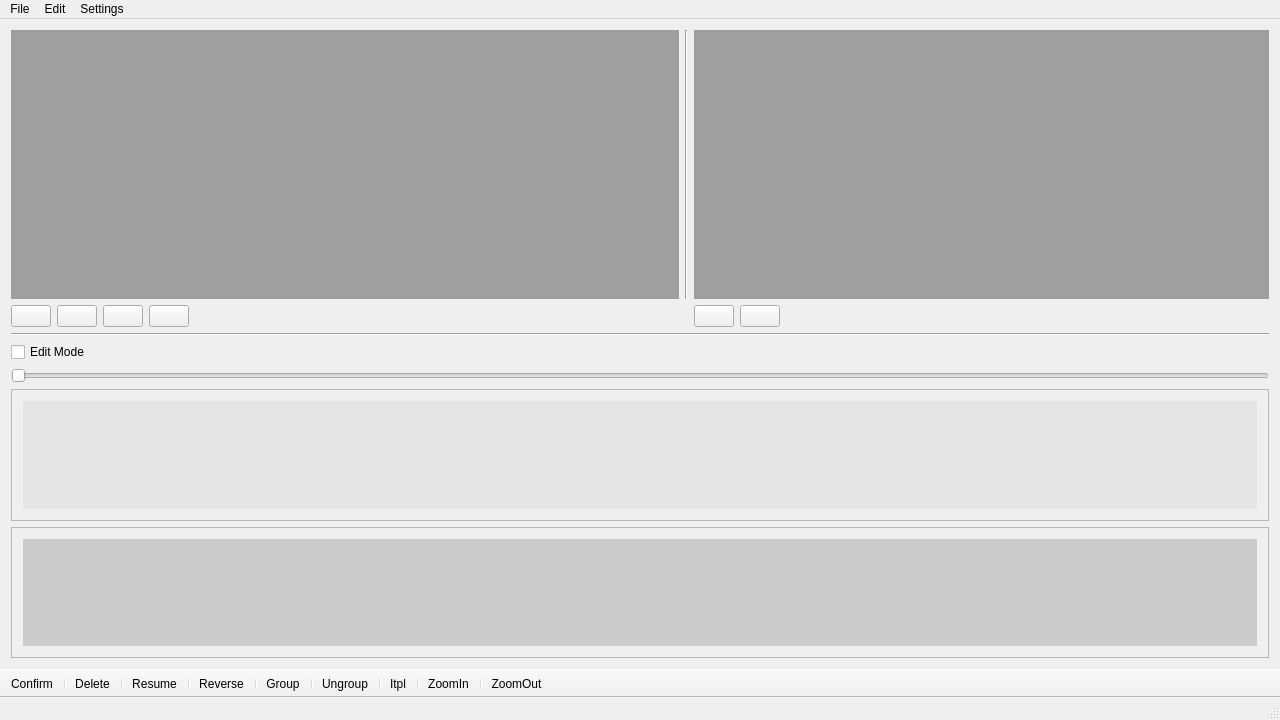
Above: mainwindow.ui from sisi16/stop-motion before the change. Below: the same form after it.
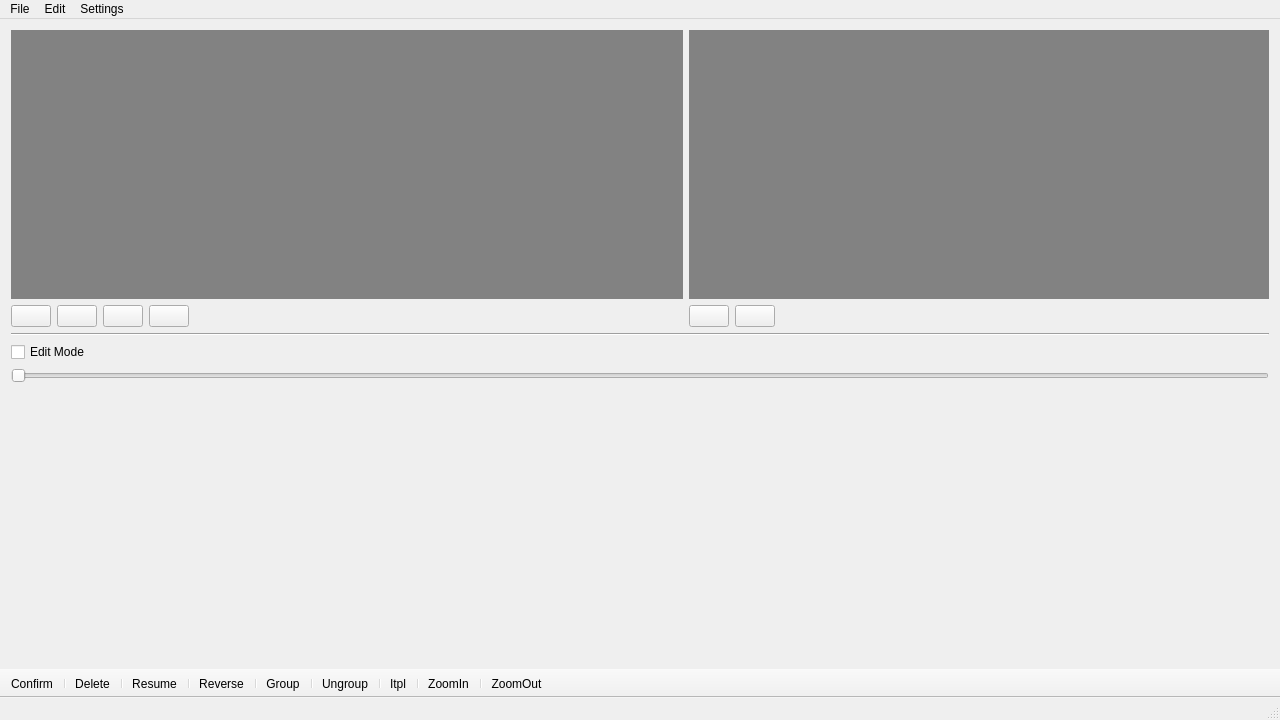
That is the form after the change. Icons and pictures are not drawn.

Commit message: Video widget AlignCenter done...

```diff
--- a/mainwindow.ui
+++ b/mainwindow.ui
@@ -21,35 +21,7 @@
   </property>
   <widget class="QWidget" name="centralWidget">
    <layout class="QGridLayout" name="gridLayout_2">
-    <item row="0" column="3" rowspan="2">
-     <widget class="Line" name="line_2">
-      <property name="orientation">
-       <enum>Qt::Vertical</enum>
-      </property>
-     </widget>
-    </item>
-    <item row="8" column="1" colspan="6">
-     <widget class="Line" name="line_1">
-      <property name="orientation">
-       <enum>Qt::Horizontal</enum>
-      </property>
-     </widget>
-    </item>
-    <item row="0" column="4" rowspan="2" colspan="3">
-     <layout class="QVBoxLayout" name="vLayout_2">
-      <item>
-       <widget class="QLabel" name="bgLabel_2">
-        <property name="styleSheet">
-         <string notr="true">background-color: rgb(159, 159, 159);</string>
-        </property>
-        <property name="text">
-         <string/>
-        </property>
-       </widget>
-      </item>
-     </layout>
-    </item>
-    <item row="11" column="1" colspan="6">
+    <item row="11" column="1" colspan="5">
      <layout class="QGridLayout" name="gridLayout_1">
       <item row="1" column="0">
        <widget class="QSlider" name="timeLineSlider">
@@ -60,7 +32,91 @@
       </item>
      </layout>
     </item>
+    <item row="12" column="1" colspan="5">
+     <widget class="QScrollArea" name="scrollArea_1">
+      <property name="sizePolicy">
+       <sizepolicy hsizetype="Expanding" vsizetype="Minimum">
+        <horstretch>0</horstretch>
+        <verstretch>0</verstretch>
+       </sizepolicy>
+      </property>
+      <property name="frameShape">
+       <enum>QFrame::NoFrame</enum>
+      </property>
+      <property name="widgetResizable">
+       <bool>true</bool>
+      </property>
+      <widget class="QWidget" name="scrollAreaWidgetContents_1">
+       <property name="geometry">
+        <rect>
+         <x>0</x>
+         <y>0</y>
+         <width>1262</width>
+         <height>104</height>
+        </rect>
+       </property>
+       <layout class="QGridLayout" name="gridLayout"/>
+      </widget>
+     </widget>
+    </item>
+    <item row="13" column="1" colspan="5">
+     <widget class="QScrollArea" name="scrollArea_2">
+      <property name="sizePolicy">
+       <sizepolicy hsizetype="Expanding" vsizetype="Minimum">
+        <horstretch>0</horstretch>
+        <verstretch>0</verstretch>
+       </sizepolicy>
+      </property>
+      <property name="frameShape">
+       <enum>QFrame::NoFrame</enum>
+      </property>
+      <property name="widgetResizable">
+       <bool>true</bool>
+      </property>
+      <widget class="QWidget" name="scrollAreaWidgetContents_2">
+       <property name="geometry">
+        <rect>
+         <x>0</x>
+         <y>0</y>
+         <width>1262</width>
+         <height>103</height>
+        </rect>
+       </property>
+       <layout class="QGridLayout" name="gridLayout_4"/>
+      </widget>
+     </widget>
+    </item>
+    <item row="8" column="1" colspan="5">
+     <widget class="Line" name="line_1">
+      <property name="orientation">
+       <enum>Qt::Horizontal</enum>
+      </property>
+     </widget>
+    </item>
     <item row="5" column="4">
+     <widget class="QPushButton" name="cancelButton">
+      <property name="sizePolicy">
+       <sizepolicy hsizetype="Fixed" vsizetype="Fixed">
+        <horstretch>0</horstretch>
+        <verstretch>0</verstretch>
+       </sizepolicy>
+      </property>
+      <property name="text">
+       <string/>
+      </property>
+      <property name="icon">
+       <iconset resource="myres.qrc">
+        <normaloff>:/Images/icons/cancel.png</normaloff>:/Images/icons/cancel.png</iconset>
+      </property>
+      <property name="iconSize">
+       <size>
+        <width>20</width>
+        <height>20</height>
+       </size>
+      </property>
+     </widget>
+    </item>
+    <item row="5" column="3">
      <widget class="QPushButton" name="okButton">
       <property name="sizePolicy">
        <sizepolicy hsizetype="Fixed" vsizetype="Fixed">
@@ -86,24 +142,8 @@
       </property>
      </widget>
     </item>
-    <item row="10" column="1">
-     <widget class="QCheckBox" name="editCheckBox">
-      <property name="sizePolicy">
-       <sizepolicy hsizetype="Fixed" vsizetype="Fixed">
-        <horstretch>0</horstretch>
-        <verstretch>0</verstretch>
-       </sizepolicy>
-      </property>
-      <property name="styleSheet">
-       <string notr="true">font: 75 12pt &quot;Times New Roman&quot;;</string>
-      </property>
-      <property name="text">
-       <string>Edit Mode</string>
-      </property>
-     </widget>
-    </item>
     <item row="5" column="1">
-     <layout class="QHBoxLayout" name="horizontalLayout_1">
+     <layout class="QHBoxLayout" name="horizontalLayout_3">
       <item>
        <widget class="QPushButton" name="cutButton">
         <property name="sizePolicy">
@@ -198,44 +238,42 @@
       </item>
      </layout>
     </item>
-    <item row="5" column="5">
-     <widget class="QPushButton" name="cancelButton">
+    <item row="10" column="1">
+     <widget class="QCheckBox" name="editCheckBox">
       <property name="sizePolicy">
        <sizepolicy hsizetype="Fixed" vsizetype="Fixed">
         <horstretch>0</horstretch>
         <verstretch>0</verstretch>
        </sizepolicy>
       </property>
+      <property name="styleSheet">
+       <string notr="true">font: 75 12pt &quot;Times New Roman&quot;;</string>
+      </property>
       <property name="text">
-       <string/>
-      </property>
-      <property name="icon">
-       <iconset resource="myres.qrc">
-        <normaloff>:/Images/icons/cancel.png</normaloff>:/Images/icons/cancel.png</iconset>
-      </property>
-      <property name="iconSize">
-       <size>
-        <width>20</width>
-        <height>20</height>
-       </size>
+       <string>Edit Mode</string>
       </property>
      </widget>
     </item>
+    <item row="0" column="3" rowspan="2" colspan="3">
+     <layout class="QHBoxLayout" name="horizontalLayout_2">
+      <item>
+       <widget class="QLabel" name="bgLabel_2">
+        <property name="styleSheet">
+         <string notr="true">background-color: rgb(130, 130, 130);</string>
+        </property>
+        <property name="text">
+         <string/>
+        </property>
+       </widget>
+      </item>
+     </layout>
+    </item>
     <item row="0" column="1" rowspan="2" colspan="2">
-     <layout class="QVBoxLayout" name="vLayout_1">
-      <property name="spacing">
-       <number>0</number>
-      </property>
-      <property name="sizeConstraint">
-       <enum>QLayout::SetDefaultConstraint</enum>
-      </property>
-      <property name="rightMargin">
-       <number>0</number>
-      </property>
+     <layout class="QHBoxLayout" name="horizontalLayout_1">
       <item>
        <widget class="QLabel" name="bgLabel_1">
         <property name="styleSheet">
-         <string notr="true">background-color: rgb(159, 159, 159);</string>
+         <string notr="true">background-color: rgb(130, 130, 130);</string>
         </property>
         <property name="text">
          <string/>
@@ -244,76 +282,6 @@
       </item>
      </layout>
     </item>
-    <item row="12" column="1" colspan="6">
-     <widget class="QScrollArea" name="scrollArea_1">
-      <property name="sizePolicy">
-       <sizepolicy hsizetype="Expanding" vsizetype="Minimum">
-        <horstretch>0</horstretch>
-        <verstretch>0</verstretch>
-       </sizepolicy>
-      </property>
-      <property name="widgetResizable">
-       <bool>true</bool>
-      </property>
-      <widget class="QWidget" name="scrollAreaWidgetContents_1">
-       <property name="geometry">
-        <rect>
-         <x>0</x>
-         <y>0</y>
-         <width>1260</width>
-         <height>102</height>
-        </rect>
-       </property>
-       <layout class="QGridLayout" name="gridLayout">
-        <item row="0" column="0">
-         <widget class="QLabel" name="bgLabel_3">
-          <property name="styleSheet">
-           <string notr="true">background-color: rgb(229, 229, 229);</string>
-          </property>
-          <property name="text">
-           <string/>
-          </property>
-         </widget>
-        </item>
-       </layout>
-      </widget>
-     </widget>
-    </item>
-    <item row="13" column="1" colspan="6">
-     <widget class="QScrollArea" name="scrollArea_2">
-      <property name="sizePolicy">
-       <sizepolicy hsizetype="Expanding" vsizetype="Minimum">
-        <horstretch>0</horstretch>
-        <verstretch>0</verstretch>
-       </sizepolicy>
-      </property>
-      <property name="widgetResizable">
-       <bool>true</bool>
-      </property>
-      <widget class="QWidget" name="scrollAreaWidgetContents_2">
-       <property name="geometry">
-        <rect>
-         <x>0</x>
-         <y>0</y>
-         <width>1260</width>
-         <height>101</height>
-        </rect>
-       </property>
-       <layout class="QGridLayout" name="gridLayout_4">
-        <item row="0" column="0">
-         <widget class="QLabel" name="bgLabel_4">
-          <property name="styleSheet">
-           <string notr="true">background-color: rgb(203, 203, 203);</string>
-          </property>
-          <property name="text">
-           <string/>
-          </property>
-         </widget>
-        </item>
-       </layout>
-      </widget>
-     </widget>
-    </item>
    </layout>
   </widget>
   <widget class="QMenuBar" name="menuBar">
```
The commit also changes 3 other files.
